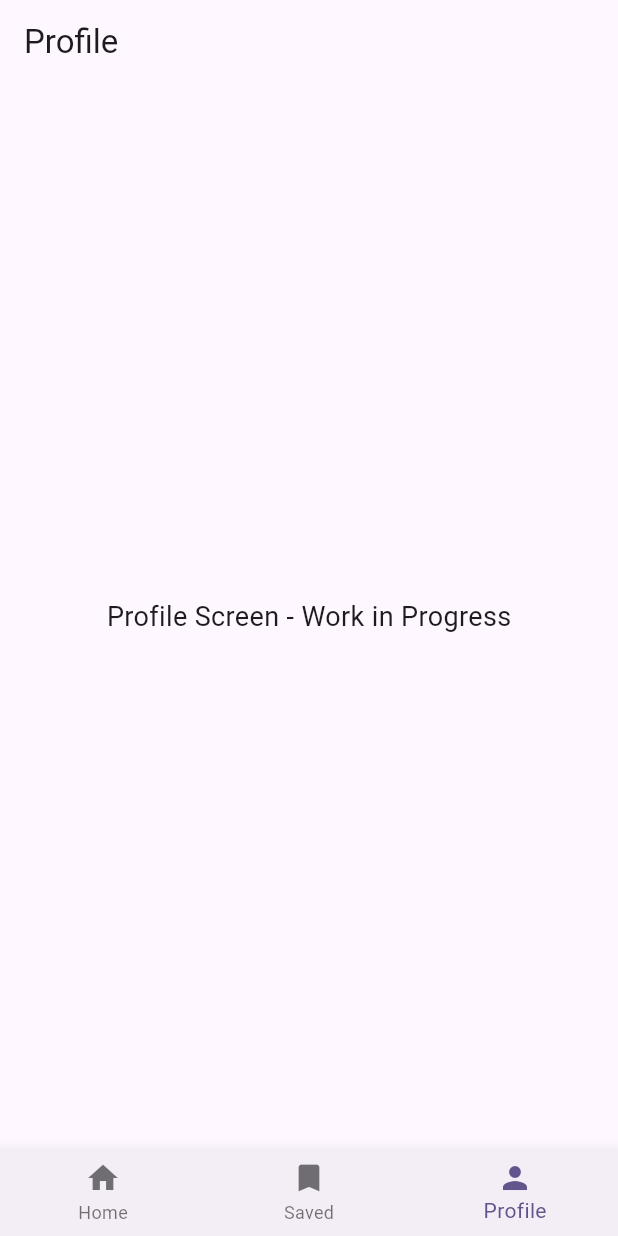
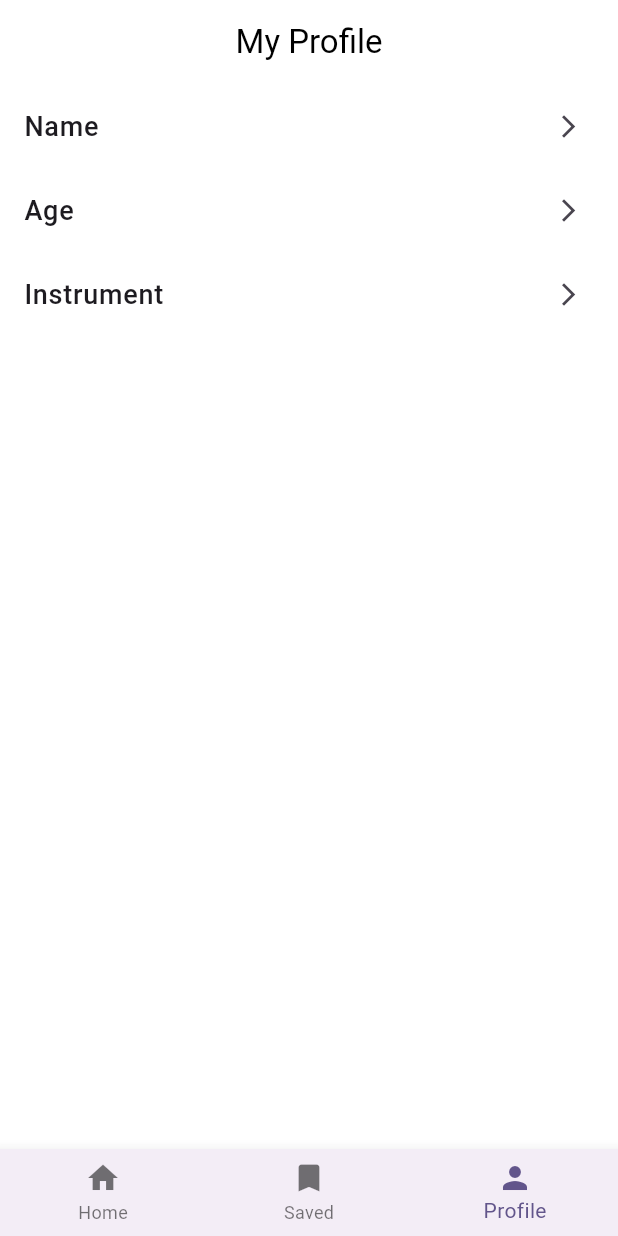
Before and after one commit to cchristinezhou/transposeX, a Flutter app: the screen it shows after launch, item 3 of the bottom bar chosen, on a phone screen of 412 x 824 dp. Run offline on Flutter 3.47's test engine with Material 3 defaults, Android fonts, the phone set to English and light mode, and no system bars; our stand-ins replace webview_flutter.

Commit message:
Implemented Profile Screen with navigation to Name, Age, and Instrument edit screens.

```diff
--- a/transpose_x/lib/screens/profile_screen.dart
+++ b/transpose_x/lib/screens/profile_screen.dart
@@ -1,16 +1,72 @@
 import 'package:flutter/material.dart';
 
+// This screen displays the user's profile settings with options to edit Name, Age, and Instrument.
 class ProfileScreen extends StatelessWidget {
   @override
   Widget build(BuildContext context) {
     return Scaffold(
-      appBar: AppBar(title: Text("Profile")),
-      body: Center(
-        child: Text(
-          "Profile Screen - Work in Progress",
-          style: TextStyle(fontSize: 18),
-        ),
+      backgroundColor: Colors.white,
+      appBar: AppBar(
+        title: Text("My Profile"),
+        centerTitle: true,
+        backgroundColor: Colors.white,
+        elevation: 0,
+        foregroundColor: Colors.black,
+      ),
+      body: Column(
+        children: [
+          _buildProfileOption(context, "Name", NameScreen()),
+          _buildProfileOption(context, "Age", AgeScreen()),
+          _buildProfileOption(context, "Instrument", InstrumentScreen()),
+        ],
       ),
     );
   }
+
+  // Helper function to create a profile option that navigates to the corresponding edit screen.
+  Widget _buildProfileOption(BuildContext context, String title, Widget screen) {
+    return ListTile(
+      title: Text(title, style: TextStyle(fontSize: 18, fontWeight: FontWeight.w500)),
+      trailing: Icon(Icons.arrow_forward_ios, size: 18),
+      onTap: () {
+        Navigator.push(
+          context,
+          MaterialPageRoute(builder: (context) => screen),
+        );
+      },
+    );
+  }
 }
+
+// Screen for editing the user's name.
+class NameScreen extends StatelessWidget {
+  @override
+  Widget build(BuildContext context) {
+    return Scaffold(
+      appBar: AppBar(title: Text("Edit Name")),
+      body: Center(child: Text("Name Edit Page")),
+    );
+  }
+}
+
+// Screen for editing the user's age.
+class AgeScreen extends StatelessWidget {
+  @override
+  Widget build(BuildContext context) {
+    return Scaffold(
+      appBar: AppBar(title: Text("Edit Age")),
+      body: Center(child: Text("Age Edit Page")),
+    );
+  }
+}
+
+// Screen for editing the user's instrument.
+class InstrumentScreen extends StatelessWidget {
+  @override
+  Widget build(BuildContext context) {
+    return Scaffold(
+      appBar: AppBar(title: Text("Edit Instrument")),
+      body: Center(child: Text("Instrument Edit Page")),
+    );
+  }
+}
```
